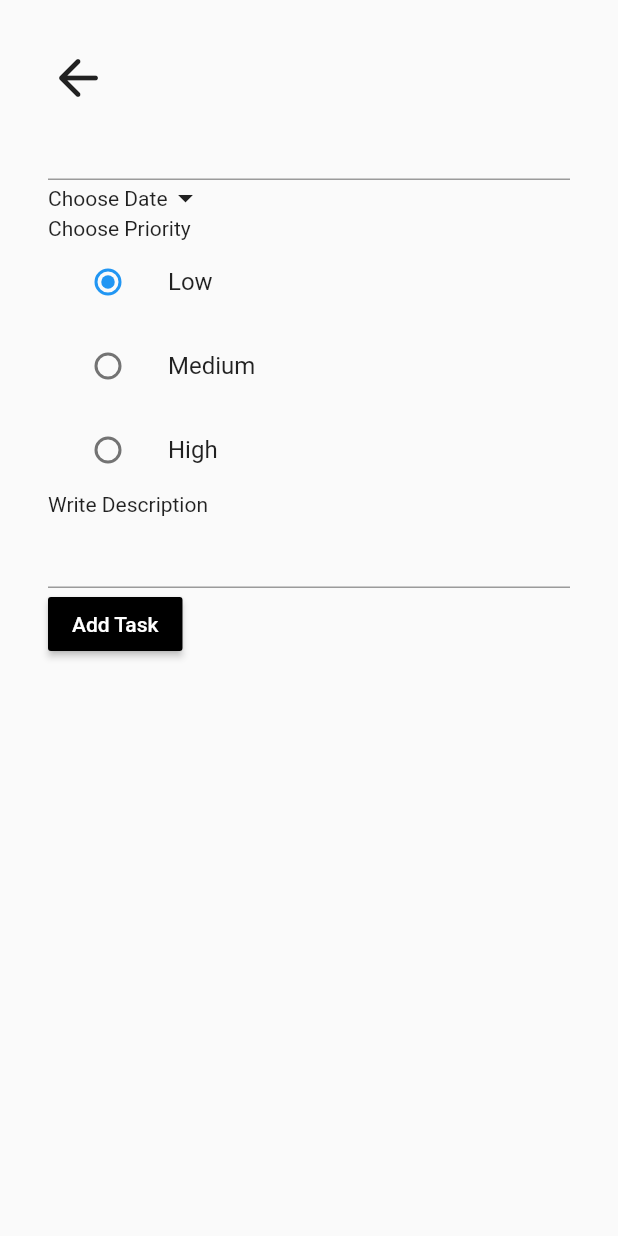
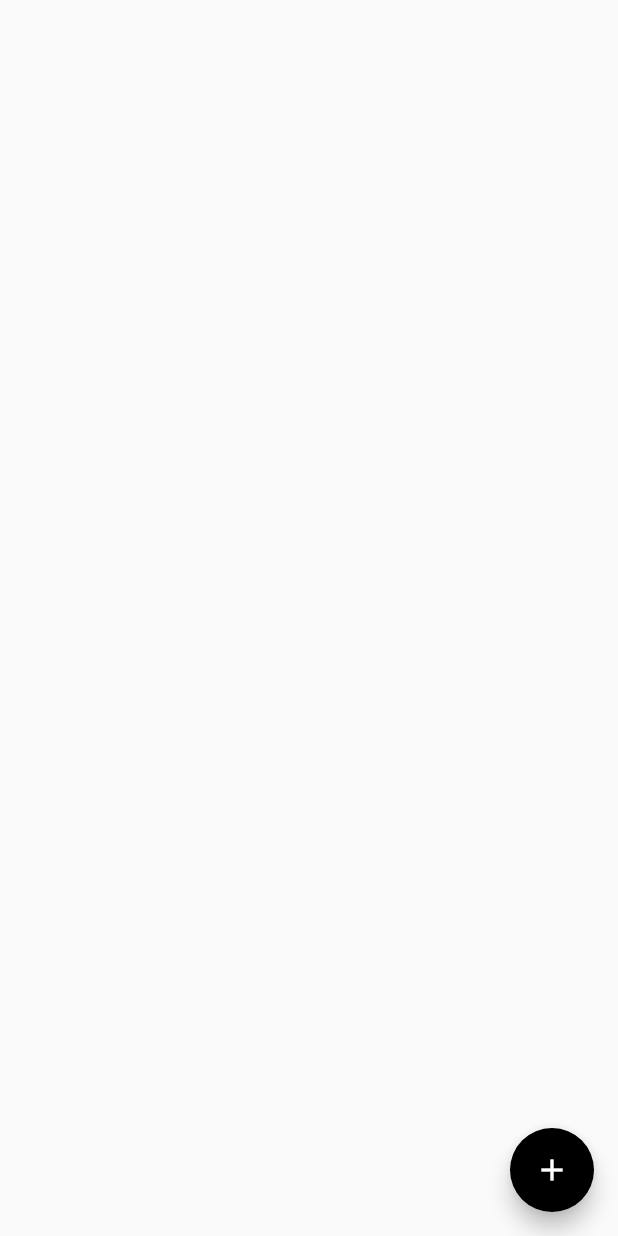
Before and after one commit to xybercommander/todo_easycompany, a Flutter app: the AddTodo screen opened directly, after a tap on "Add Task", on a phone screen of 412 x 824 dp. Run offline on Flutter 3.47's test engine with Material 2 defaults, Android fonts, the phone set to English and light mode, and no system bars.

Commit message:
Added provider

```diff
--- /dev/null
+++ b/lib/data/providers/todo_provider.dart
@@ -0,0 +1,11 @@
+import 'package:flutter/material.dart';
+
+class TodoProvider extends ChangeNotifier {
+  List<Map<String, dynamic>> _todoTasks = [];
+  List<Map<String, dynamic>> get todoTasks => _todoTasks;
+
+  void addTask(Map<String, dynamic> task) {
+    _todoTasks.add(task);
+    notifyListeners();
+  }
+}
--- a/lib/views/add_todo.dart
+++ b/lib/views/add_todo.dart
@@ -1,5 +1,8 @@
 import 'package:flutter/cupertino.dart';
 import 'package:flutter/material.dart';
+import 'package:provider/provider.dart';
+import 'package:todo_easycompany/data/providers/todo_provider.dart';
+import 'package:todo_easycompany/views/todo_list.dart';
 
 class AddTodo extends StatefulWidget {
   const AddTodo({Key? key}) : super(key: key);
@@ -19,7 +22,8 @@ class _AddTodoState extends State<AddTodo> {
   @override
   Widget build(BuildContext context) {
     return Scaffold(
-      body: Container(
+      body: SingleChildScrollView(
+        child: Container(
           padding: EdgeInsets.symmetric(vertical: 32, horizontal: 32),
           width: MediaQuery.of(context).size.width,
           height: MediaQuery.of(context).size.height,
@@ -56,7 +60,14 @@ class _AddTodoState extends State<AddTodo> {
                               ),
                             ),
                             MaterialButton(
-                            onPressed: () => Navigator.pop(context),
+                              onPressed: () {
+                                if(toBeCompletedOn == DateTime.now()) {
+                                  setState(() {
+                                    dateChosen = true;
+                                  });
+                                }
+                                Navigator.pop(context);
+                              },
                               color: Colors.black,
                               child: Text("Done", style: TextStyle(color: Colors.white),),
                             )
@@ -120,7 +131,7 @@ class _AddTodoState extends State<AddTodo> {
                 // decoration: ,
               ),
               MaterialButton(
-              onPressed: () {
+                onPressed: () async {
                   Map<String, dynamic> task = {
                     "task": taskController.text,
                     "setDate": setDate,
@@ -128,7 +139,8 @@ class _AddTodoState extends State<AddTodo> {
                     "priority": priority,
                     "description": descriptionController.text
                   };
-                print(task);
+                  Provider.of<TodoProvider>(context, listen: false).addTask(task);
+                  Navigator.pop(context);
                 },
                 color: Colors.black,
                 child: Text("Add Task", style: TextStyle(color: Colors.white),),
@@ -136,6 +148,7 @@ class _AddTodoState extends State<AddTodo> {
             ],
           ),
         ),
+      ),
     );
   }
 }
--- /dev/null
+++ b/lib/views/todo_list.dart
@@ -0,0 +1,44 @@
+import 'package:flutter/material.dart';
+import 'package:provider/provider.dart';
+import 'package:todo_easycompany/data/providers/todo_provider.dart';
+import 'package:todo_easycompany/views/add_todo.dart';
+
+class TodoList extends StatefulWidget {
+  const TodoList({Key? key}) : super(key: key);
+
+  @override
+  State<TodoList> createState() => _TodoListState();
+}
+
+class _TodoListState extends State<TodoList> {
+  @override
+  Widget build(BuildContext context) {
+    return Scaffold(
+      body: Consumer<TodoProvider>(
+        builder: (context, TodoProvider todoProvider, _) {
+          return Container(
+            padding: EdgeInsets.symmetric(vertical: 32, horizontal: 32),
+            width: MediaQuery.of(context).size.width,
+            height: MediaQuery.of(context).size.height,
+            child: ListView.builder(
+              itemCount: todoProvider.todoTasks.length,
+              itemBuilder: (context, index) {
+                return ListTile(
+                  title: Text(todoProvider.todoTasks[index]['task']),
+                );
+              }
+            ),
+          );
+        }
+      ),
+
+      floatingActionButton: FloatingActionButton(
+        onPressed: () {
+          Navigator.push(context, MaterialPageRoute(builder: (context) => AddTodo()));
+        },
+        backgroundColor: Colors.black,
+        child: Icon(Icons.add, color: Colors.white,),
+      ),
+    );
+  }
+}
--- a/pubspec.yaml
+++ b/pubspec.yaml
@@ -34,6 +34,7 @@ dependencies:
   # The following adds the Cupertino Icons font to your application.
   # Use with the CupertinoIcons class for iOS style icons.
   cupertino_icons: ^1.0.2
+  provider: ^6.0.4
 
 dev_dependencies:
   flutter_test:
```
Also changed, not shown: lib/main.dart (+12 -2 lines), pubspec.lock. Lines whose indentation alone changed are shown as unchanged.
